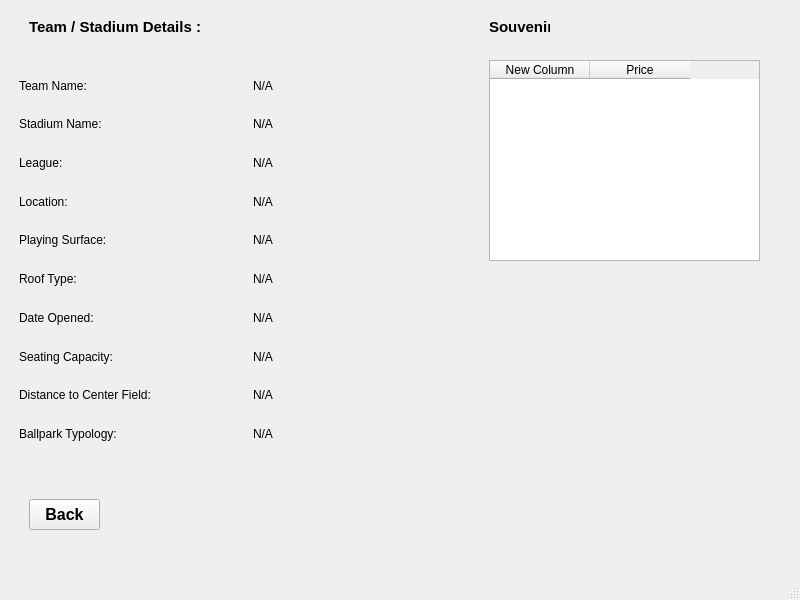
First picture: the form in detail_window/detail_window.ui, repository Akil0814/CS_1D_BaseBall, before the edit.
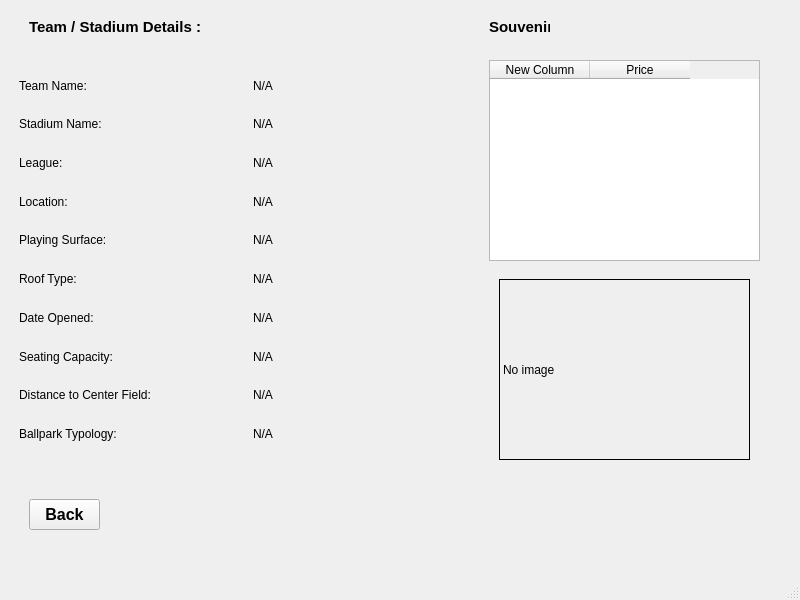
Second picture: the form after the edit.

Diff of the .ui file:
```diff
--- a/detail_window/detail_window.ui
+++ b/detail_window/detail_window.ui
@@ -249,6 +249,22 @@
         </property>
        </column>
       </widget>
+      <widget class="QLabel" name="lblStadiumImage">
+       <property name="geometry">
+        <rect>
+         <x>490</x>
+         <y>270</y>
+         <width>251</width>
+         <height>181</height>
+        </rect>
+       </property>
+       <property name="frameShape">
+        <enum>QFrame::Shape::Box</enum>
+       </property>
+       <property name="text">
+        <string>No image</string>
+       </property>
+      </widget>
      </widget>
     </item>
    </layout>
```
